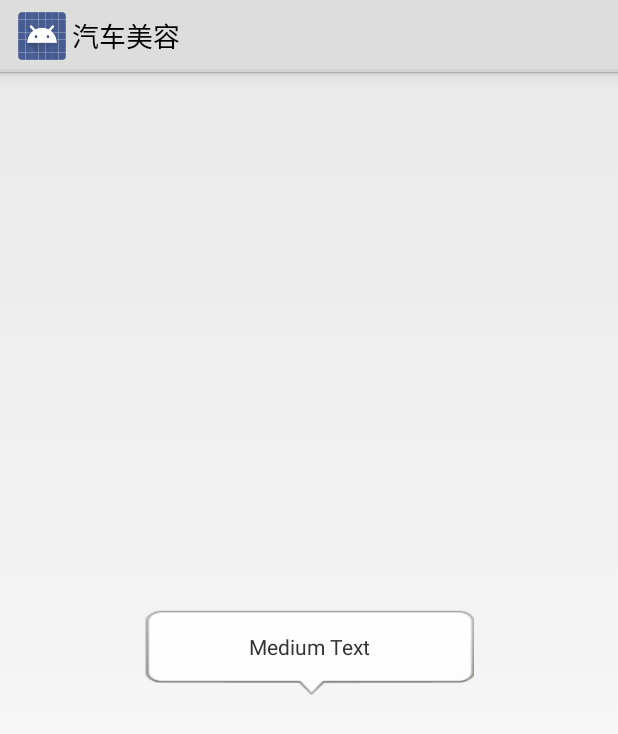
After one commit to yu-yang-halo/Mcar, an Android app: the layout popup_dialog.xml on its own in the app's theme, with its tools: preview values and no code run, on a phone screen of 412 x 824 dp. The commit adds this screen. Shown: the top 734 px of the screen. Run offline under Robolectric (Android 15) with nearby library versions, the phone set to English and light mode, and no system bars.

Commit message:
popup icon fix

```diff
--- a/app/src/main/java/com/carbeauty/fragment/ShopFragment.java
+++ b/app/src/main/java/com/carbeauty/fragment/ShopFragment.java
@@ -11,6 +11,7 @@ import android.view.View;
 import android.view.ViewGroup;
 import android.widget.Button;
 import android.widget.ListView;
+import android.widget.TextView;
 import android.widget.Toast;
 
 import com.baidu.mapapi.SDKInitializer;
@@ -139,15 +140,14 @@ public class ShopFragment extends Fragment implements MainActivity.IShowModeList
             @Override
             public boolean onMarkerClick(final Marker marker) {
 
+                View popupView=LayoutInflater.from(getActivity()).inflate(R.layout.popup_dialog,null);
 
-                //创建InfoWindow展示的view
-                Button button = new Button(getActivity());
-                button.setBackgroundResource(R.drawable.btn_popup);
-                button.setText("点击选择 '" + marker.getTitle() + "' 店铺");
-                button.setTextSize(10);
-                button.setTextColor(getResources().getColor(R.color.white));
+                TextView nameText= (TextView) popupView.findViewById(R.id.nameTextView);
 
-                button.setOnClickListener(new View.OnClickListener() {
+                nameText.setText(marker.getTitle());
+
+
+                popupView.setOnClickListener(new View.OnClickListener() {
                     @Override
                     public void onClick(View v) {
                         marker.setIcon(BitmapDescriptorFactory
@@ -158,7 +158,7 @@ public class ShopFragment extends Fragment implements MainActivity.IShowModeList
 //定义用于显示该InfoWindow的坐标点
 
 //创建InfoWindow , 传入 view， 地理坐标， y 轴偏移量
-                InfoWindow mInfoWindow = new InfoWindow(button, marker.getPosition(), -90);
+                InfoWindow mInfoWindow = new InfoWindow(popupView, marker.getPosition(), -60);
 //显示InfoWindow
                 mBaiduMap.showInfoWindow(mInfoWindow);
                 return false;
--- /dev/null
+++ b/app/src/main/res/drawable/icon_dialog_selector.xml
@@ -0,0 +1,5 @@
+<?xml version="1.0" encoding="utf-8"?>
+<selector xmlns:android="http://schemas.android.com/apk/res/android">
+    <item android:state_pressed="true" android:drawable="@drawable/icon_dialog1"></item>
+    <item android:drawable="@drawable/icon_dialog0"></item>
+</selector>
--- /dev/null
+++ b/app/src/main/res/layout/popup_dialog.xml
@@ -0,0 +1,31 @@
+<RelativeLayout xmlns:android="http://schemas.android.com/apk/res/android"
+    android:layout_width="match_parent"
+    android:layout_height="match_parent"
+    xmlns:app="http://schemas.android.com/apk/res-auto">
+
+
+    <RelativeLayout
+        android:layout_width="220dp"
+        android:layout_height="60dp"
+        android:layout_centerVertical="true"
+
+        android:background="@drawable/icon_dialog_selector"
+        android:layout_centerHorizontal="true">
+
+
+        <TextView
+            android:layout_width="wrap_content"
+            android:layout_height="40dp"
+            android:textAppearance="?android:attr/textAppearanceSmall"
+            android:text="Medium Text"
+
+            android:gravity="center"
+            android:id="@+id/nameTextView"
+            android:layout_marginTop="5dp"
+            android:layout_alignParentTop="true"
+            android:layout_alignParentLeft="true"
+            android:layout_alignParentStart="true"
+            android:layout_alignParentRight="true"
+            android:layout_alignParentEnd="true" />
+    </RelativeLayout>
+</RelativeLayout>
```
Also changed, not shown: app/src/main/res/drawable/icon_dialog0.png (added), app/src/main/res/drawable/icon_dialog1.png (added).
